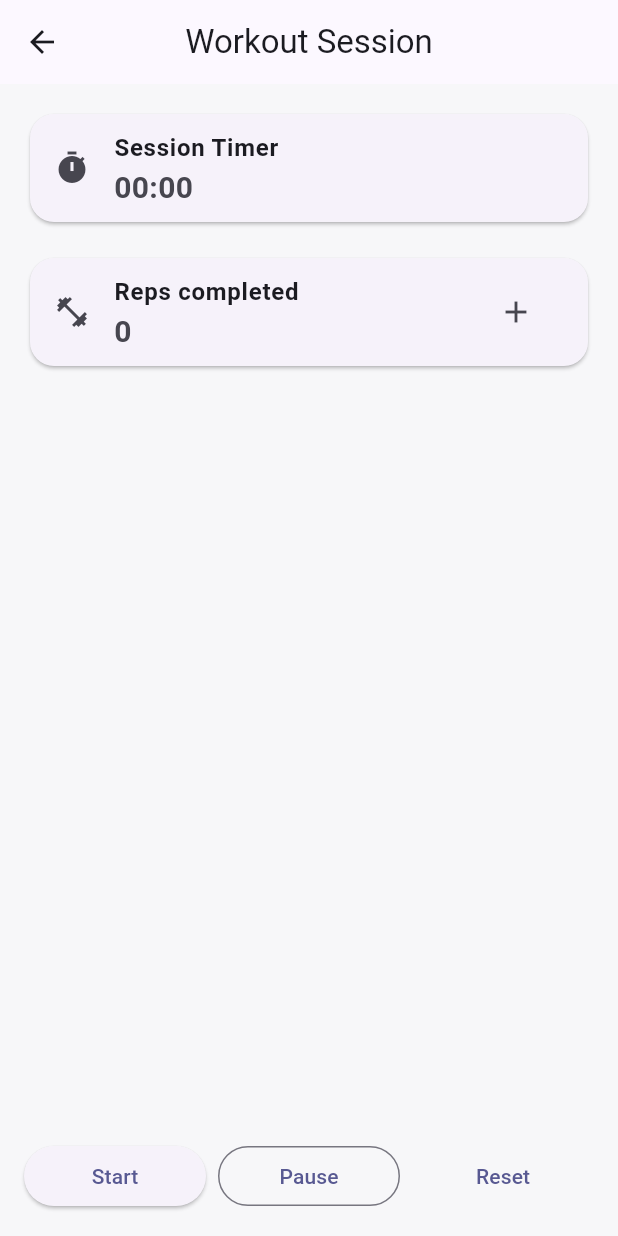
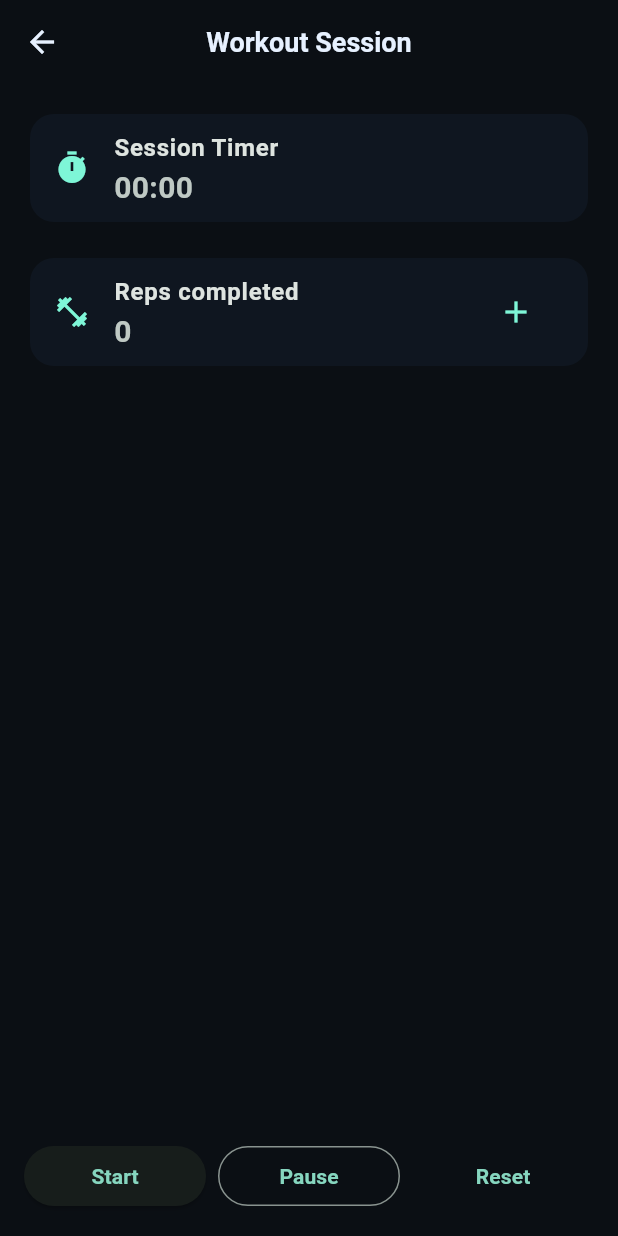
Before and after one commit to AaditSach/muscle_rich, a Flutter app: the screen it shows after launch, after a tap on "Start Workout", on a phone screen of 412 x 824 dp. Run offline on Flutter 3.47's test engine with Material 3 defaults, Android fonts, the phone set to English and light mode, and no system bars.

Commit message:
add dark and green/neon theme to the home page

```diff
--- a/lib/main.dart
+++ b/lib/main.dart
@@ -1,22 +1,17 @@
 import 'package:flutter/material.dart';
+import 'theme/app_theme.dart';
 import 'screens/home/home_screen.dart';
 
 void main() => runApp(const MuscleRichApp());
 
 class MuscleRichApp extends StatelessWidget {
   const MuscleRichApp({super.key});
-
   @override
   Widget build(BuildContext context) {
     return MaterialApp(
       title: 'Muscle Rich',
       debugShowCheckedModeBanner: false,
-      theme: ThemeData(
-        colorScheme: ColorScheme.fromSeed(seedColor: const Color(0xFF5E60CE)),
-        useMaterial3: true,
-        scaffoldBackgroundColor: const Color(0xFFF7F7F9),
-        appBarTheme: const AppBarTheme(centerTitle: true, elevation: 0),
-      ),
+      theme: AppTheme.dark,
       home: const HomeScreen(),
     );
   }
--- /dev/null
+++ b/lib/theme/app_theme.dart
@@ -0,0 +1,40 @@
+import 'package:flutter/material.dart';
+import 'colors.dart';
+
+class AppTheme {
+  static ThemeData get dark {
+    final scheme = ColorScheme.fromSeed(
+      seedColor: MRColors.mint,
+      brightness: Brightness.dark,
+      background: MRColors.bg,
+    );
+
+    return ThemeData(
+      brightness: Brightness.dark,
+      useMaterial3: true,
+      colorScheme: scheme,
+      scaffoldBackgroundColor: MRColors.bg,
+      appBarTheme: const AppBarTheme(
+        elevation: 0,
+        centerTitle: true,
+        backgroundColor: Colors.transparent,
+        foregroundColor: MRColors.text,
+        titleTextStyle: TextStyle(
+          fontSize: 18, fontWeight: FontWeight.w700, color: MRColors.text,
+        ),
+      ),
+      cardTheme: CardThemeData(
+        color: MRColors.surface,
+        shape: RoundedRectangleBorder(borderRadius: BorderRadius.circular(16)),
+        elevation: 0,
+      ),
+      listTileTheme: const ListTileThemeData(iconColor: MRColors.mint),
+      textTheme: const TextTheme(
+        headlineSmall: TextStyle(fontWeight: FontWeight.w800, color: MRColors.text),
+        titleMedium: TextStyle(fontWeight: FontWeight.w700, color: MRColors.text),
+        bodyMedium: TextStyle(color: MRColors.textDim),
+        labelLarge: TextStyle(fontWeight: FontWeight.w700),
+      ),
+    );
+  }
+}
--- /dev/null
+++ b/lib/theme/colors.dart
@@ -0,0 +1,18 @@
+import 'package:flutter/material.dart';
+
+class MRColors {
+
+  static const bg        = Color(0xFF0B0F14);
+  static const surface   = Color(0xFF0F1620);
+  static const surface2  = Color(0xFF121A25);
+  static const outline   = Color(0xFF1E2836);
+
+  static const mint      = Color(0xFF7EF6D7);
+  static const violet    = Color(0xFFB45CFF);
+  static const cyan      = Color(0xFF36D1DC);
+
+  static const text      = Color(0xFFE7F1FF);
+  static const textDim   = Color(0xFFA8B3C2);
+  static const success   = Color(0xFF38D39F);
+  static const warning   = Color(0xFFFFA940);
+}
```
